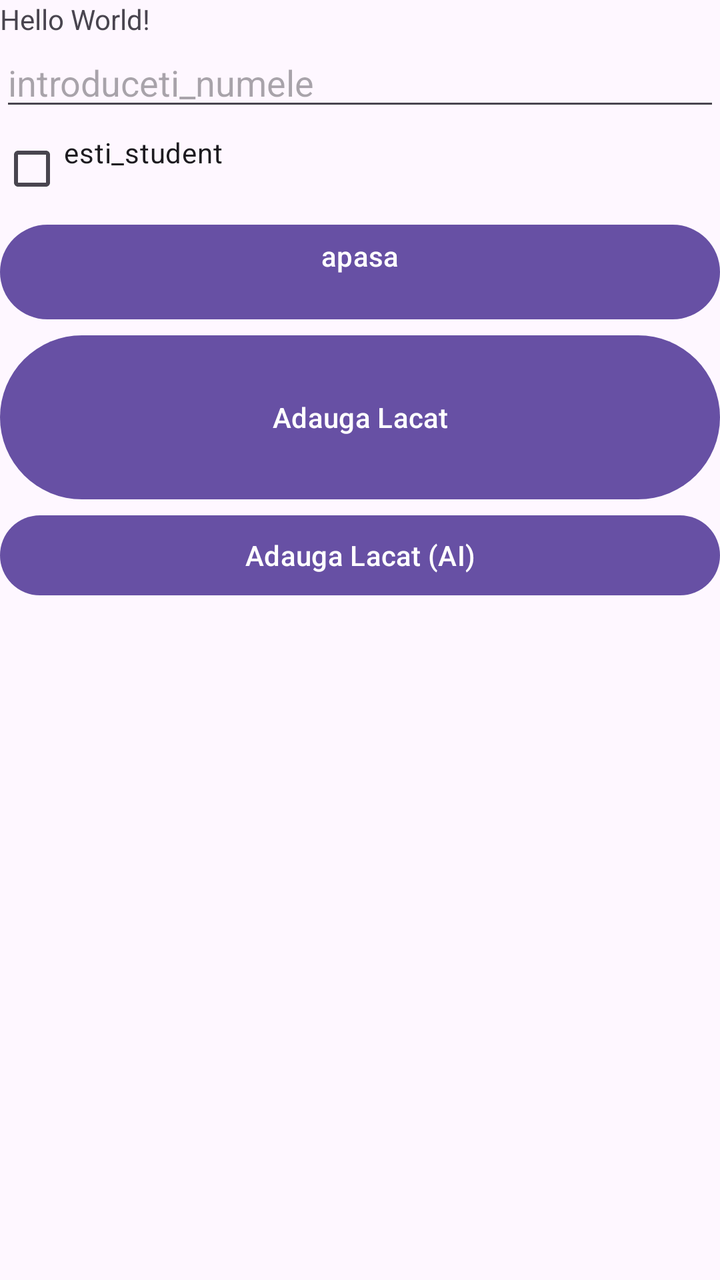
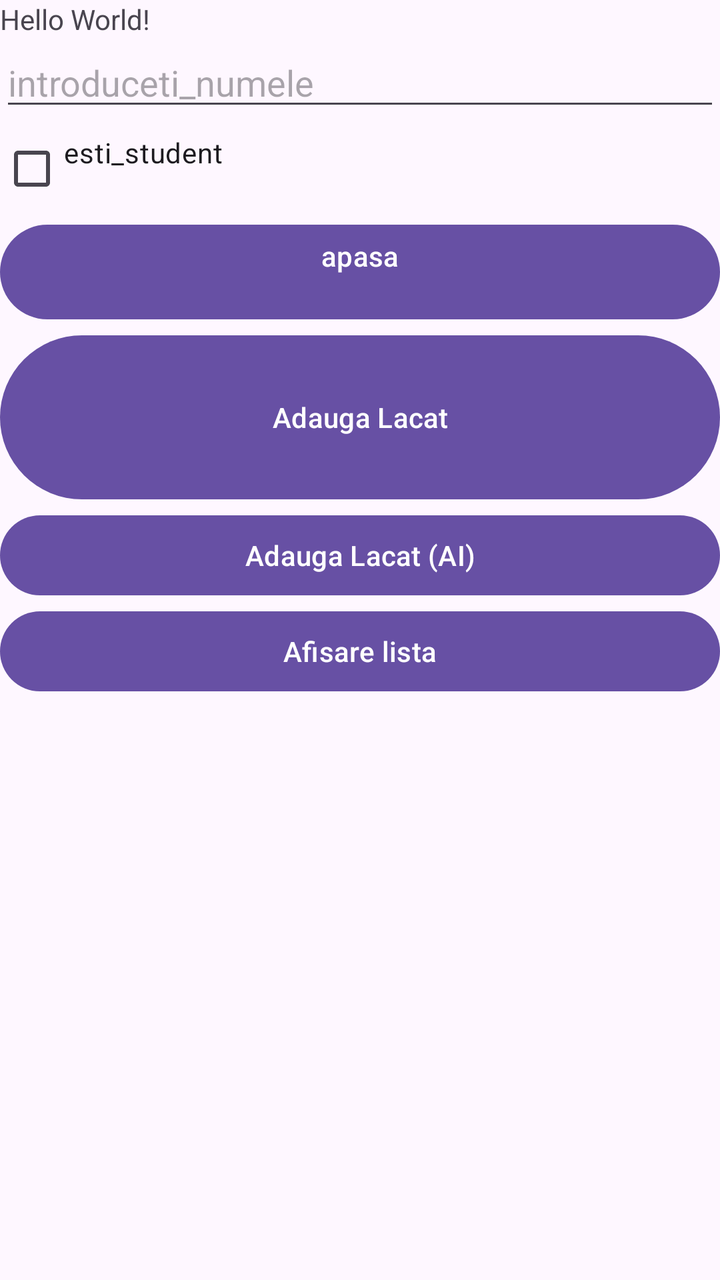

Screens rendered from an Android XML layout before and after an edit, with the pre-edit source and the edit as a unified diff.
<!-- AndroidManifest.xml: application theme Theme.Lupu_Alexandra_Elena_ActivitateDAM2026 -->
<!-- res/layout/activity_main.xml -->
<?xml version="1.0" encoding="utf-8"?>
<LinearLayout xmlns:android="http://schemas.android.com/apk/res/android"
    xmlns:tools="http://schemas.android.com/tools"
    android:id="@+id/main"
    android:layout_width="match_parent"
    android:layout_height="match_parent"
    android:orientation="vertical"
    tools:context=".MainActivity">

    <TextView
        android:layout_width="wrap_content"
        android:layout_height="wrap_content"
        android:text="Hello World!" />

    <EditText
        android:id="@+id/nume_ET"
        android:layout_width="match_parent"
        android:layout_height="wrap_content"
        android:hint="@string/introduceti_numele"
        android:inputType="text" />

    <CheckBox
        android:id="@+id/eStudent_CB"
        android:layout_width="match_parent"
        android:layout_height="wrap_content"
        android:text="@string/esti_student" />

    <Button
        android:id="@+id/btn_apasa"
        android:layout_width="match_parent"
        android:layout_height="wrap_content"
        android:onClick="extrage_informatii"
        android:text="@string/apasa" />

    <Button
        android:id="@+id/adauga_BTN"
        android:layout_width="match_parent"
        android:layout_height="90dp"
        android:text="Adauga Lacat" />

    
    <Button
        android:id="@+id/adaugaAI_BTN"
        android:layout_width="match_parent"
        android:layout_height="wrap_content"
        android:text="Adauga Lacat (AI)" />

</LinearLayout>
<!-- resources referenced by this layout -->
<resources>
  <string name="apasa">apasa\n</string>
  <string name="esti_student">esti_student\n</string>
  <string name="introduceti_numele">introduceti_numele</string>
  <style name="Theme.Lupu_Alexandra_Elena_ActivitateDAM2026" parent="Base.Theme.Lupu_Alexandra_Elena_ActivitateDAM2026" />
  <style name="Base.Theme.Lupu_Alexandra_Elena_ActivitateDAM2026" parent="Theme.Material3.DayNight.NoActionBar">
          
          
      </style>
</resources>

<!-- the commit's change to res/layout/activity_main.xml (unified diff, before → after) -->
@@ -45,4 +45,11 @@
         android:layout_height="wrap_content"
         android:text="Adauga Lacat (AI)" />
 
+    
+    <Button
+        android:id="@+id/button_afisare_lista"
+        android:layout_width="match_parent"
+        android:layout_height="wrap_content"
+        android:text="Afisare lista" />
+
 </LinearLayout>
